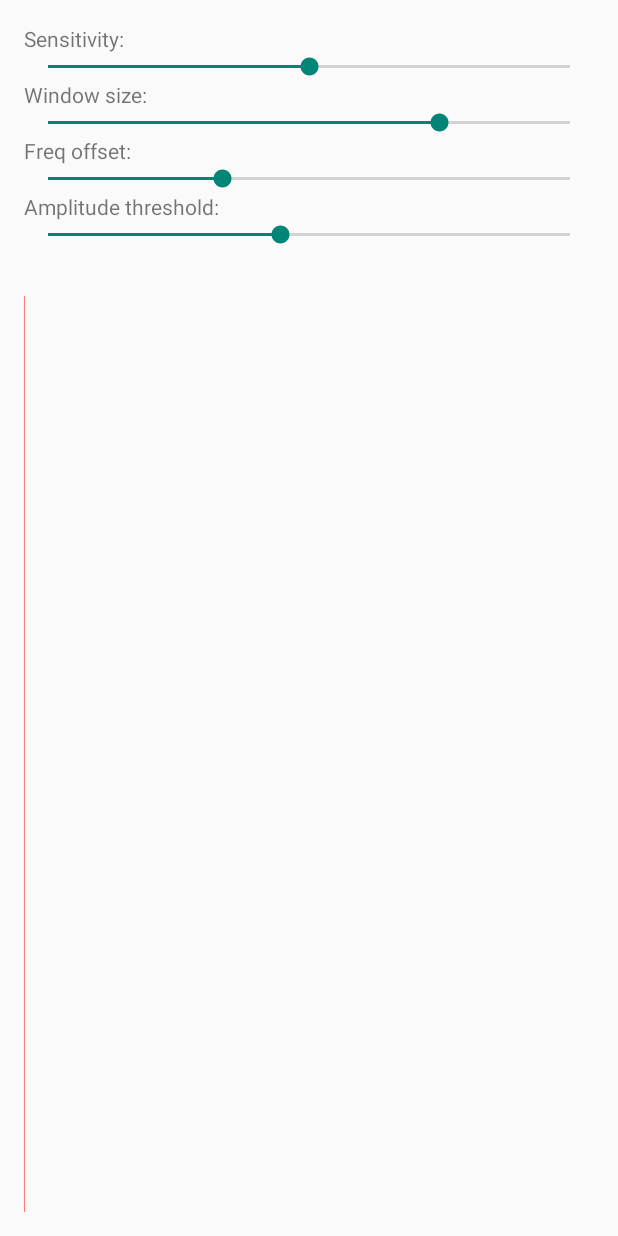
After one commit to S7uXN37/MusicInterpreterStudio, an Android app: the layout fragment_parameter_preview.xml on its own in the app's theme, with its tools: preview values and no code run, on a phone screen of 412 x 824 dp. The commit adds this screen. Run offline under Robolectric (Android 15) with nearby library versions, the phone set to English and light mode, and no system bars.

Commit message:
Created parameter screen layout
Needs to be implemented into: PagerAdapter, ViewPagerLock, InterpreterFragment

```diff
--- a/app/src/main/java/me/marc_himmelberger/musicinterpreter/interpretation/Complex.java
+++ b/app/src/main/java/me/marc_himmelberger/musicinterpreter/interpretation/Complex.java
@@ -1,6 +1,6 @@
 package me.marc_himmelberger.musicinterpreter.interpretation;
 
-public class Complex {
+class Complex {
 	private final double re;   // the real part
     private final double im;   // the imaginary part
 
--- a/app/src/main/java/me/marc_himmelberger/musicinterpreter/interpretation/Interpreter.java
+++ b/app/src/main/java/me/marc_himmelberger/musicinterpreter/interpretation/Interpreter.java
@@ -16,9 +16,9 @@ public class Interpreter {
 	int noteSensitivity = 2048; // should be in the thousands (maxima can get bigger locally because of instrument)
 	int freqWindowSizeLog2 = 11; // determines length per note for FFT, using log2(length)
 	float freqScalar = 0.5f; // scale frequencies
-	float freqA4 = 440f; // frequency of A4
-	int noteThreshold = 130; // at least 10 to remove noise, 500 also removes echoes
-	int minNoteDistance = 100; // to avoid duplicate notes
+	private final float freqA4 = 440f; // frequency of A4
+	int noteThreshold = 500; // at least 10 to remove noise, 500 also removes echoes
+	private final int minNoteDistance = 100; // to avoid duplicate notes
 
 	// PRIVATE PARAMETERS
 	private float framesPerSecond = -1;
--- a/app/src/main/java/me/marc_himmelberger/musicinterpreter/interpretation/Note.java
+++ b/app/src/main/java/me/marc_himmelberger/musicinterpreter/interpretation/Note.java
@@ -1,6 +1,6 @@
 package me.marc_himmelberger.musicinterpreter.interpretation;
 
-class Note {
+public class Note {
 	private final static String[] NAMES = new String[]{"A", "A#/Bb", "B", "C", "C#/Db", "D", "D#/Eb", "E", "F", "F#/Gb", "G", "G#/Ab"};
 
 	public int frame;
--- a/app/src/main/java/me/marc_himmelberger/musicinterpreter/ui/InterpreterFragment.java
+++ b/app/src/main/java/me/marc_himmelberger/musicinterpreter/ui/InterpreterFragment.java
@@ -36,7 +36,7 @@ public class InterpreterFragment extends Fragment {
                 rootView.findViewById(R.id.readFileButton).setOnClickListener(new View.OnClickListener() {
                     @Override
                     public void onClick(View view) {
-                        ((MainActivity) getActivity()).readFile(); // TODO pass parameters
+                        ((MainActivity) getActivity()).readFile();
                     }
                 });
 
--- a/app/src/main/java/me/marc_himmelberger/musicinterpreter/ui/MainActivity.java
+++ b/app/src/main/java/me/marc_himmelberger/musicinterpreter/ui/MainActivity.java
@@ -21,6 +21,8 @@ import java.util.ArrayList;
 
 import me.marc_himmelberger.musicinterpreter.R;
 import me.marc_himmelberger.musicinterpreter.interpretation.Interpreter;
+import me.marc_himmelberger.musicinterpreter.io.DecoderListener;
+import me.marc_himmelberger.musicinterpreter.io.Mp3Decoder;
 
 public class MainActivity extends FragmentActivity {
 	public static final int GET_FILE_REQ_CODE = 0;
--- a/app/src/main/java/me/marc_himmelberger/musicinterpreter/ui/Waveform.java
+++ b/app/src/main/java/me/marc_himmelberger/musicinterpreter/ui/Waveform.java
@@ -6,10 +6,10 @@ import android.graphics.Paint;
 
 import java.util.ArrayList;
 
-public class Waveform {
+class Waveform {
     private final Paint mPaint;
 
-    private final MainActivity mMainActivity;
+    protected final MainActivity mMainActivity;
 
     public Waveform(MainActivity activity, Paint paint) {
         mMainActivity = activity;
--- /dev/null
+++ b/app/src/main/java/me/marc_himmelberger/musicinterpreter/ui/WaveformPreview.java
@@ -0,0 +1,44 @@
+package me.marc_himmelberger.musicinterpreter.ui;
+
+import android.content.Context;
+import android.graphics.Canvas;
+import android.graphics.Color;
+import android.graphics.Paint;
+import android.util.AttributeSet;
+
+import me.marc_himmelberger.musicinterpreter.interpretation.Interpreter;
+import me.marc_himmelberger.musicinterpreter.interpretation.Note;
+
+public class WaveformPreview extends WaveformView {
+    private static final Paint mPaint = new Paint(Paint.ANTI_ALIAS_FLAG);
+
+    private Interpreter mInterpreter;
+
+    public WaveformPreview(Context context) {
+        super(context);
+    }
+    public WaveformPreview(Context context, AttributeSet attrs) {
+        super(context, attrs);
+    }
+
+    public void setInterpreter (Interpreter interpreter) {
+        mInterpreter = interpreter;
+    }
+
+    @Override
+    protected void onDraw(Canvas canvas) {
+        super.onDraw(canvas);
+
+        if (isInEditMode())
+            return;
+
+        float pxPerSample = canvas.getWidth() / (float) super.mWaveform.mMainActivity.getSamples().size();
+
+        for (Note n : mInterpreter.notes) {
+            float x = n.frame * pxPerSample;
+
+            mPaint.setColor(Color.RED);
+            canvas.drawLine(x, 0, x, canvas.getHeight(), mPaint);
+        }
+    }
+}
--- a/app/src/main/java/me/marc_himmelberger/musicinterpreter/ui/WaveformView.java
+++ b/app/src/main/java/me/marc_himmelberger/musicinterpreter/ui/WaveformView.java
@@ -9,9 +9,9 @@ import android.support.annotation.NonNull;
 import android.util.AttributeSet;
 import android.view.View;
 
-public class WaveformView extends View {
+class WaveformView extends View {
     private final Paint mPaint = new Paint(Paint.ANTI_ALIAS_FLAG);
-    private Waveform mWaveform;
+    protected Waveform mWaveform;
 
     public WaveformView(Context context) {
         super(context);
--- /dev/null
+++ b/app/src/main/res/layout/fragment_parameter_preview.xml
@@ -0,0 +1,68 @@
+<?xml version="1.0" encoding="utf-8"?>
+<LinearLayout
+    xmlns:android="http://schemas.android.com/apk/res/android"
+    android:orientation="vertical"
+    android:layout_width="match_parent"
+    android:layout_height="match_parent"
+    android:paddingLeft="@dimen/activity_horizontal_margin"
+    android:paddingRight="@dimen/activity_horizontal_margin"
+    android:paddingTop="@dimen/activity_vertical_margin"
+    android:paddingBottom="@dimen/activity_vertical_margin" >
+
+    <TextView
+        android:layout_width="wrap_content"
+        android:layout_height="wrap_content"
+        android:text="Sensitivity:" />
+
+    <SeekBar
+        android:layout_width="match_parent"
+        android:layout_height="wrap_content"
+        android:id="@+id/param_sensitivity"
+        android:max="2000"
+        android:progress="1000" />
+
+
+    <TextView
+        android:layout_width="wrap_content"
+        android:layout_height="wrap_content"
+        android:text="Window size:" />
+
+    <SeekBar
+        android:layout_width="match_parent"
+        android:layout_height="wrap_content"
+        android:id="@+id/param_windowSize"
+        android:max="4"
+        android:progress="3" />
+
+
+    <TextView
+        android:layout_width="wrap_content"
+        android:layout_height="wrap_content"
+        android:text="Freq offset:" />
+
+    <SeekBar
+        android:layout_width="match_parent"
+        android:layout_height="wrap_content"
+        android:id="@+id/param_frequencyScalar"
+        android:max="6"
+        android:progress="2" />
+
+
+    <TextView
+        android:layout_width="wrap_content"
+        android:layout_height="wrap_content"
+        android:text="Amplitude threshold:" />
+
+    <SeekBar
+        android:layout_width="match_parent"
+        android:layout_height="wrap_content"
+        android:id="@+id/param_threshold"
+        android:max="900"
+        android:progress="400" />
+
+    <me.marc_himmelberger.musicinterpreter.ui.WaveformPreview
+        android:layout_width="match_parent"
+        android:layout_height="match_parent"
+        android:layout_marginTop="@dimen/fragment_separation_vertical" />
+
+</LinearLayout>
```
Also changed, not shown: app/src/main/java/me/marc_himmelberger/musicinterpreter/io/DecoderListener.java (added, +10 -0 lines), app/src/main/java/me/marc_himmelberger/musicinterpreter/io/Mp3Decoder.java (added, +95 -0 lines), app/src/main/java/me/marc_himmelberger/musicinterpreter/ui/DecoderListener.java (deleted, +0 -10 lines), app/src/main/java/me/marc_himmelberger/musicinterpreter/ui/Mp3Decoder.java (deleted, +0 -95 lines), 20 other files.
